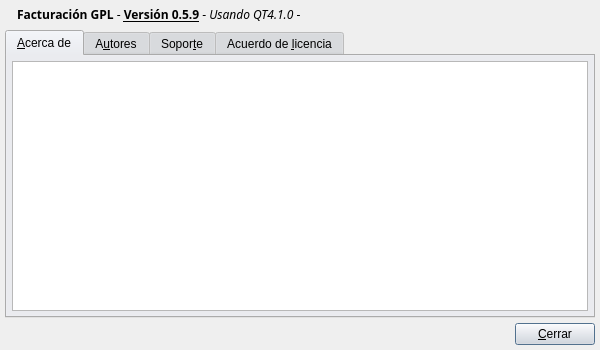
The window that bulmages/bulmafact/src/about.ui (eboladev/Bulmages-1) describes before a commit, drawn with Qt 5.
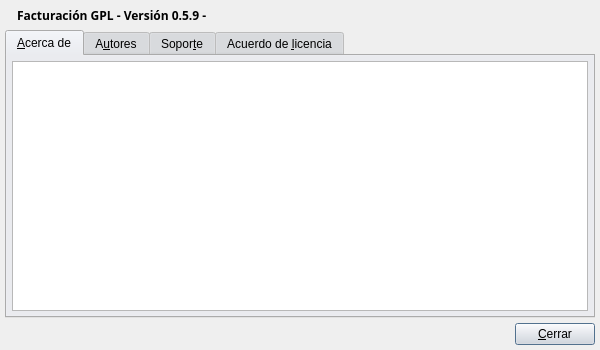
The same window after the commit. Icons and pictures are not drawn.

What changed in the file:
```diff
--- a/bulmages/bulmafact/src/about.ui
+++ b/bulmages/bulmafact/src/about.ui
@@ -337,9 +337,20 @@
         </widget>
        </item>
        <item>
-        <widget class="QLabel" name="label_2" >
+        <widget class="QLabel" name="mui_lbversion" >
+         <property name="font" >
+          <font>
+           <family>Sans Serif</family>
+           <pointsize>9</pointsize>
+           <weight>75</weight>
+           <italic>false</italic>
+           <bold>true</bold>
+           <underline>false</underline>
+           <strikeout>false</strikeout>
+          </font>
+         </property>
          <property name="text" >
-          <string>&lt;html>&lt;head>&lt;meta name="qrichtext" content="1" />&lt;/head>&lt;body style=" white-space: pre-wrap; font-family:Sans Serif; font-size:9pt; font-weight:400; font-style:normal; text-decoration:none;">&lt;p style=" margin-top:0px; margin-bottom:0px; margin-left:0px; margin-right:0px; -qt-block-indent:0; text-indent:0px;">&lt;span style=" font-weight:600;">Facturación GPL&lt;/span> - &lt;span style=" font-weight:600; text-decoration: underline;">Versión 0.5.9&lt;/span> - &lt;span style=" font-style:italic;">Usando QT4.1.0&lt;/span> -&lt;/p>&lt;/body>&lt;/html></string>
+          <string>Facturación GPL - Versión 0.5.9 -</string>
          </property>
         </widget>
        </item>
```
Left out of the diff: 1 changed line with no effect on the pictures.
